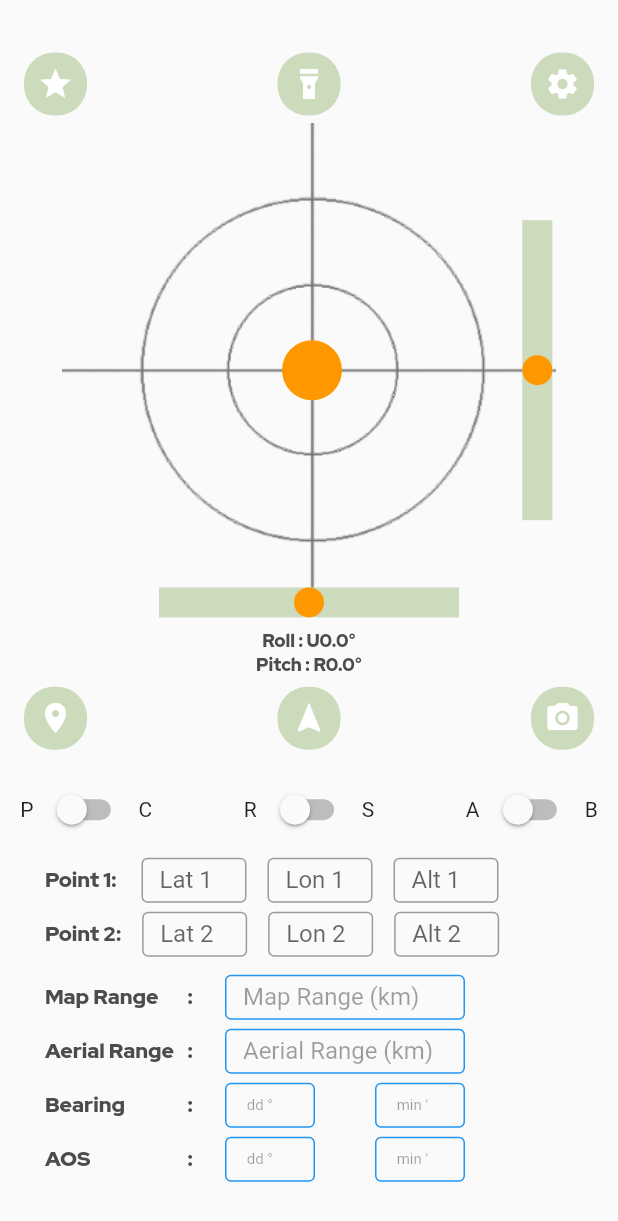
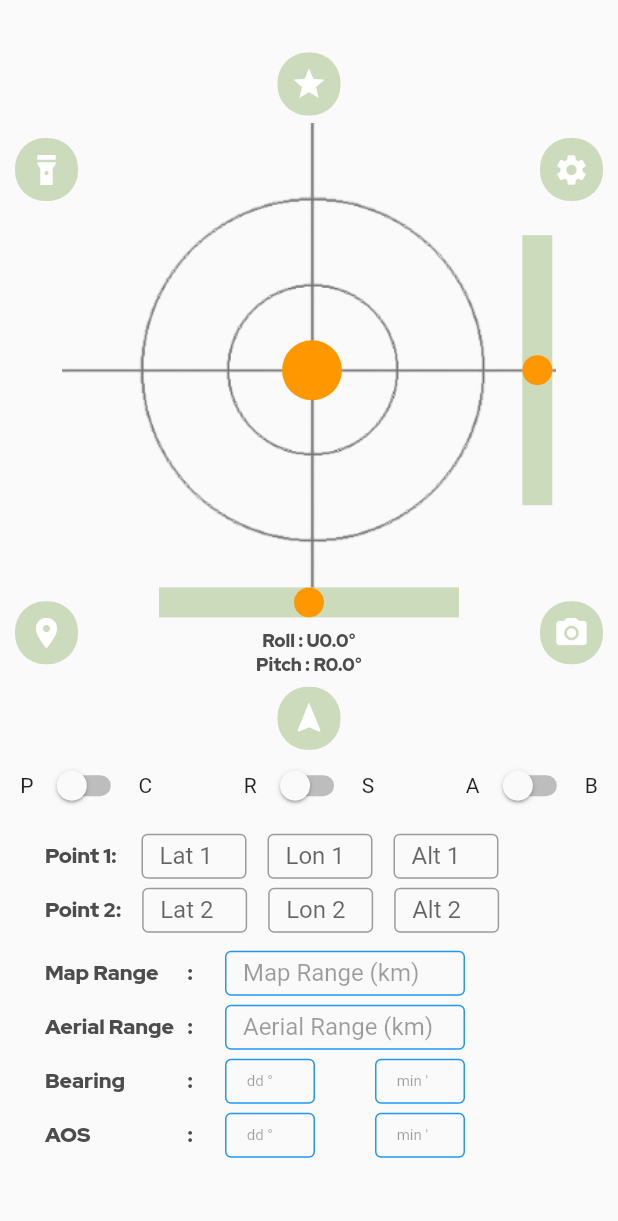
Before and after one commit to Sirius-aa7/Compass_Task, a Flutter app: the HomePage screen opened directly, swiped to page 2, on a phone screen of 412 x 824 dp. Shown: the top 1221 px of the screen. Run offline on Flutter 3.47's test engine with Material 2 defaults, Android fonts, the phone set to English and light mode, and no system bars; our stand-ins replace camera, flutter_compass, fluttertoast, geocoding, geolocator, google_fonts and 2 more; missing offline and left inert: torch_light; statements that could not run were skipped.

Commit message:
Compass buttons layout fixed

```diff
--- a/lib/pages/bubbleLevel.dart
+++ b/lib/pages/bubbleLevel.dart
@@ -84,10 +84,10 @@ class _BubbleLevelScreenState extends State<BubbleLevelScreen> {
                         // Vertical bar
                         Positioned(
                           left: screenWidth * 6 / 8 - 2,
-                          top: screenWidth*0.4 - 100,
+                          top: screenWidth*0.4 - 90,
                           child: Container(
                             width: 20,
-                            height: 200,
+                            height: 180,
                             color: Color.fromRGBO(203, 219, 188, 10),
                             child: Align(
                               alignment: Alignment(0, - clampedY),
--- a/lib/pages/home_page.dart
+++ b/lib/pages/home_page.dart
@@ -149,13 +149,26 @@ class _HomePageState extends State<HomePage> {
                     Padding(
                       padding: const EdgeInsets.fromLTRB(16.0, 35.0, 16.0, 5),
                       child: Row(
-                        mainAxisAlignment: MainAxisAlignment.spaceBetween,
+                        mainAxisAlignment: MainAxisAlignment.center,
                         children: [
                           RoundedIconButton(
                             icon: Icons.star,
                             onPressed: _captureCompleteScreenshot,
                           ),
-                          RoundedIconButton(
+                        ],
+                      ),
+                    ),
+                    !_isCameraOn
+                        ?
+                    SizedBox(
+                      height: MediaQuery.of(context).size.height * 0.45,
+                      width: MediaQuery.of(context).size.width * 1.2,
+                      child: Stack(
+                        children: [
+                          Positioned(
+                            top: 10,
+                            left: 10,
+                            child: RoundedIconButton(
                               icon: Icons.flashlight_on,
                               onPressed: () async {
                                 try {
@@ -173,23 +186,46 @@ class _HomePageState extends State<HomePage> {
                                 }
                               },
                             ),
-                          RoundedIconButton(
+                          ),
+                          Positioned(
+                            top: 10,
+                            right: 10,
+                            child: RoundedIconButton(
                               icon: Icons.settings,
                               onPressed: () {
                                 print('Button Pressed!');
                               },
                             ),
-                        ],
+                          ),
+                          Positioned(
+                            bottom: 10,
+                            left: 10,
+                            child: RoundedIconButton(
+                              icon: Icons.location_on,
+                              onPressed: () {
+                                print('Button Pressed!');
+                              },
                             ),
                           ),
-                    !_isCameraOn
-                        ?
-                            SizedBox(
-                              height: MediaQuery.of(context).size.height * 0.45,
-                              width: MediaQuery.of(context).size.width * 1.2,
+                          Positioned(
+                            bottom: 10,
+                            right: 10,
+                            child: RoundedIconButton(
+                              icon: Icons.camera_alt_rounded,
+                              onPressed: _toggleCamera,
+                            ),
+                          ),
+
+                          // RoundedIconButton(
+                          //   icon: Icons.settings,
+                          //   onPressed: () {
+                          //     print('Button Pressed!');
+                          //   },
+                          // ),
+                          Expanded(
                             child: PageView(
                               controller: _pageController,
-                                children:[
+                              children: [
                                 Stack(
                                   alignment: Alignment.center,
                                   fit: StackFit.passthrough,
@@ -203,15 +239,8 @@ class _HomePageState extends State<HomePage> {
                                       turns: compassRotation,
                                       child: Image.asset(
                                         'assets/images/CompassLabel.png',
-                                      )),
-                                  // SizedBox(
-                                  //   width: 3,
-                                  //   height: 3,
-                                  //   child: Image.asset(
-                                  //     'assets/images/pointer.png',
-                                  //     fit: BoxFit.cover,
-                                  //   ),
-                                  // ),
+                                      ),
+                                    ),
                                     Image.asset(
                                       'assets/images/pointer.png',
                                       fit: BoxFit.scaleDown,
@@ -221,22 +250,13 @@ class _HomePageState extends State<HomePage> {
                                         mainAxisSize: MainAxisSize.min,
                                         children: [
                                           Text(
-                                          '${degreeValue}° '
-                                              '${_compassController.compassDirection}',
+                                            '${degreeValue}° ${_compassController.compassDirection}',
                                             style: GoogleFonts.redHatDisplay(
                                               fontSize: 20,
                                               fontWeight: FontWeight.w900,
                                               color: const Color(0xFF4C4C4C),
                                             ),
                                           ),
-                                        // Text(
-                                        //   '${_compassController.compassDirection}',
-                                        //   style: GoogleFonts.redHatDisplay(
-                                        //     fontSize: 10,
-                                        //     fontWeight: FontWeight.bold,
-                                        //     color: const Color(0xCC4C4C4C),
-                                        //   ),
-                                        // ),
                                           GeoLocationApp2(),
                                         ],
                                       ),
@@ -245,7 +265,78 @@ class _HomePageState extends State<HomePage> {
                                 ),
                                 BubbleLevelScreen(),
                               ],
-                            ),)
+                            ),
+                          ),
+                        ],
+                      ),
+                    )
+
+                    // SizedBox(
+                            //   height: MediaQuery.of(context).size.height * 0.45,
+                            //   width: MediaQuery.of(context).size.width * 1.2,
+                            //   child: Column(
+                            //     children: [
+                            //       PageView(
+                            //         controller: _pageController,
+                            //         children:[
+                            //       Stack(
+                            //         alignment: Alignment.center,
+                            //         fit: StackFit.passthrough,
+                            //         children: [
+                            //           Image.asset(
+                            //             'assets/images/dial3.png',
+                            //           ),
+                            //           AnimatedRotation(
+                            //               duration: Duration(milliseconds: 10),
+                            //               curve: Curves.easeInOutCubic,
+                            //               turns: compassRotation,
+                            //               child: Image.asset(
+                            //                 'assets/images/CompassLabel.png',
+                            //               )),
+                            //           // SizedBox(
+                            //           //   width: 3,
+                            //           //   height: 3,
+                            //           //   child: Image.asset(
+                            //           //     'assets/images/pointer.png',
+                            //           //     fit: BoxFit.cover,
+                            //           //   ),
+                            //           // ),
+                            //           Image.asset(
+                            //             'assets/images/pointer.png',
+                            //              fit: BoxFit.scaleDown,
+                            //           ),
+                            //           Center(
+                            //             child: Column(
+                            //               mainAxisSize: MainAxisSize.min,
+                            //               children: [
+                            //                 Text(
+                            //                   '${degreeValue}° '
+                            //                       '${_compassController.compassDirection}',
+                            //                   style: GoogleFonts.redHatDisplay(
+                            //                     fontSize: 20,
+                            //                     fontWeight: FontWeight.w900,
+                            //                     color: const Color(0xFF4C4C4C),
+                            //                   ),
+                            //                 ),
+                            //                 // Text(
+                            //                 //   '${_compassController.compassDirection}',
+                            //                 //   style: GoogleFonts.redHatDisplay(
+                            //                 //     fontSize: 10,
+                            //                 //     fontWeight: FontWeight.bold,
+                            //                 //     color: const Color(0xCC4C4C4C),
+                            //                 //   ),
+                            //                 // ),
+                            //                 GeoLocationApp2(),
+                            //               ],
+                            //             ),
+                            //           ),
+                            //         ],
+                            //       ),
+                            //       BubbleLevelScreen(),
+                            //       ],
+                            // ),
+                            //     ],
+                            //   ),)
                         : SizedBox(
                             height: MediaQuery.of(context).size.height * 0.45,
                             width: MediaQuery.of(context).size.width * 1.2,
@@ -294,26 +385,26 @@ class _HomePageState extends State<HomePage> {
                               ],)
                           ),
                     Padding(
-                      padding: const EdgeInsets.fromLTRB(16.0, 5, 16.0, 16.0),
+                      padding: const EdgeInsets.fromLTRB(16.0, 5, 16.0, 0),
                       child: Row(
-                        mainAxisAlignment: MainAxisAlignment.spaceBetween,
+                        mainAxisAlignment: MainAxisAlignment.center,
                         children: [
-                          RoundedIconButton(
-                            icon: Icons.location_on,
-                            onPressed: () {
-                              print('Button Pressed!');
-                            },
-                          ),
+                          // RoundedIconButton(
+                          //   icon: Icons.location_on,
+                          //   onPressed: () {
+                          //     print('Button Pressed!');
+                          //   },
+                          // ),
                           RoundedIconButton(
                             icon: Icons.navigation_sharp,
                             onPressed: () {
                               print('Button Pressed!');
                             },
                           ),
-                          RoundedIconButton(
-                            icon: Icons.camera_alt_rounded,
-                            onPressed: _toggleCamera,
-                          ),
+                          // RoundedIconButton(
+                          //   icon: Icons.camera_alt_rounded,
+                          //   onPressed: _toggleCamera,
+                          // ),
                         ],
                       ),
                     ),
```
Lines whose indentation alone changed are shown as unchanged.
